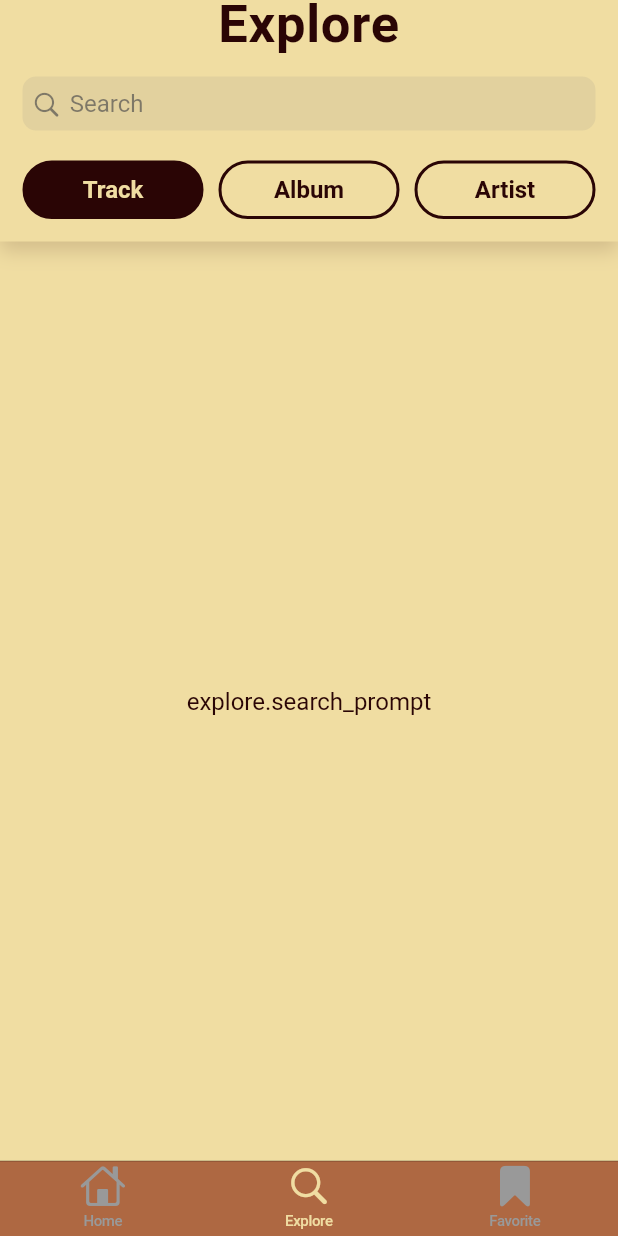
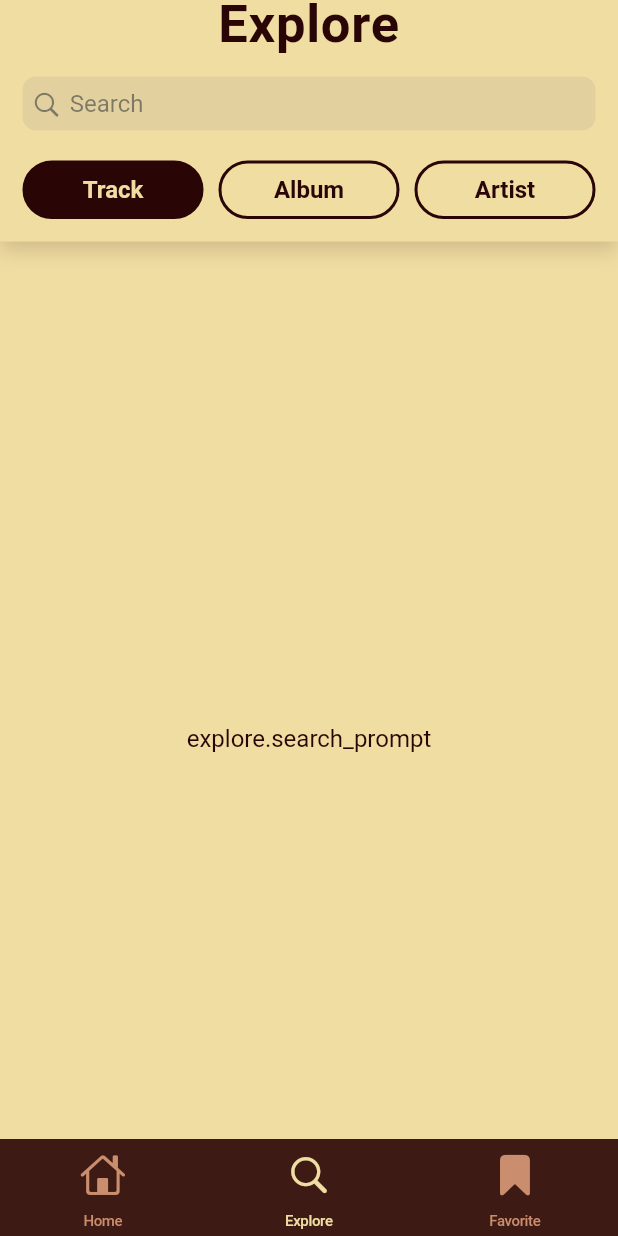
Before and after one commit to Vanehir/ChocoLyrics, a Flutter app: the screen it shows after launch, item 2 of the bottom bar chosen, on a phone screen of 412 x 824 dp. Run offline on Flutter 3.47's test engine with Material 3 defaults, Android fonts, the phone set to English and light mode, and no system bars; our stand-ins replace dio, easy_localization, flutter_secure_storage; network calls fail; Roboto replaces fonts that are missing (Calibri, Montserrat).

Commit message:
Feat: Changed tab bar style

```diff
--- a/lib/main.dart
+++ b/lib/main.dart
@@ -70,7 +70,7 @@ class MainApp extends StatelessWidget {
       supportedLocales: context.supportedLocales,
       locale: context.locale,
 
-      // staring point, to change with splash screen
+      // starting point, to change with splash screen
       home: const TabScaffold(),
     );
   }
--- a/lib/screens/explore/explore_screen.dart
+++ b/lib/screens/explore/explore_screen.dart
@@ -119,6 +119,7 @@ class _ExploreScreenState extends State<ExploreScreen> {
     return CupertinoPageScaffold(
       backgroundColor: beige,
       child: SafeArea(
+        bottom: false,
         child: Container(
           width: MediaQuery.of(context).size.width,
           height: MediaQuery.of(context).size.height,
@@ -208,7 +209,8 @@ class _ExploreScreenState extends State<ExploreScreen> {
                             ),
                           )
                         : SingleChildScrollView(
-                            padding: const EdgeInsets.symmetric(horizontal: 10),
+                            padding: const EdgeInsets.only(left: 10, right: 10, bottom: 100,),
+
                             child: Column(
                               children: _items
                                   .map((item) => Padding(
@@ -217,7 +219,9 @@ class _ExploreScreenState extends State<ExploreScreen> {
                                         child: _buildItemRow(item),
                                       ))
                                   .toList(),
+
                             ),
+
                           ),
               ),
             ],
--- a/lib/screens/tab_scaffold/tab_scaffold.dart
+++ b/lib/screens/tab_scaffold/tab_scaffold.dart
@@ -10,7 +10,7 @@ class TabScaffold extends StatelessWidget {
   @override
   Widget build(BuildContext context) {
     return CupertinoTabScaffold(
-      tabBar: customTabBar,
+      tabBar: getCustomTabBar(),
       tabBuilder: (BuildContext context, int index) {
         return CupertinoTabView(
           builder: (BuildContext context) {
--- a/lib/themes/colors/colors.dart
+++ b/lib/themes/colors/colors.dart
@@ -8,4 +8,5 @@ const paleBrown = Color(0xFFAE6842);
 const brown = Color(0xFF713024);
 const darkBrown = Color(0xFF2A0505);
 const darkBrownShadow = Color(0x59713024);
+const darkBrownSemiTransparent = Color(0xE62A0505);
 // add more colors as needed
--- a/lib/themes/light_theme.dart
+++ b/lib/themes/light_theme.dart
@@ -8,6 +8,6 @@ const CupertinoThemeData cupertinoCustomThemeLight = CupertinoThemeData(
     textTheme: CupertinoTextThemeData(
         primaryColor: aubergine,
         textStyle: TextStyle(
-            fontFamily: 'Montserrat', fontSize: 16, color: Color(0xFF713024))),
-    barBackgroundColor: paleBrown,
+            fontFamily: 'Montserrat', fontSize: 16, color: brown)),
+    barBackgroundColor: darkBrownSemiTransparent,
     scaffoldBackgroundColor: beige);
--- a/lib/ui/navigation/tabbar/tab_bar.dart
+++ b/lib/ui/navigation/tabbar/tab_bar.dart
@@ -1,7 +1,17 @@
+import 'package:choco_lyrics/themes/colors/colors.dart';
 import 'package:easy_localization/easy_localization.dart';
 import 'package:flutter/cupertino.dart';
 
-CupertinoTabBar customTabBar = CupertinoTabBar(
+CupertinoTabBar getCustomTabBar({
+  Color activeColor = beige,
+  Color inactiveColor = darkBeige,
+  Color? backgroundColor = darkBrownSemiTransparent,
+}) {
+  return CupertinoTabBar(
+    activeColor: activeColor,
+    inactiveColor: inactiveColor,
+    backgroundColor: backgroundColor,
+    height: 65,
     items: <BottomNavigationBarItem>[
       BottomNavigationBarItem(
         icon: Icon(CupertinoIcons.home),
@@ -17,3 +27,4 @@ CupertinoTabBar customTabBar = CupertinoTabBar(
       ),
     ],
   );
+}
```
Lines whose indentation alone changed are shown as unchanged.
